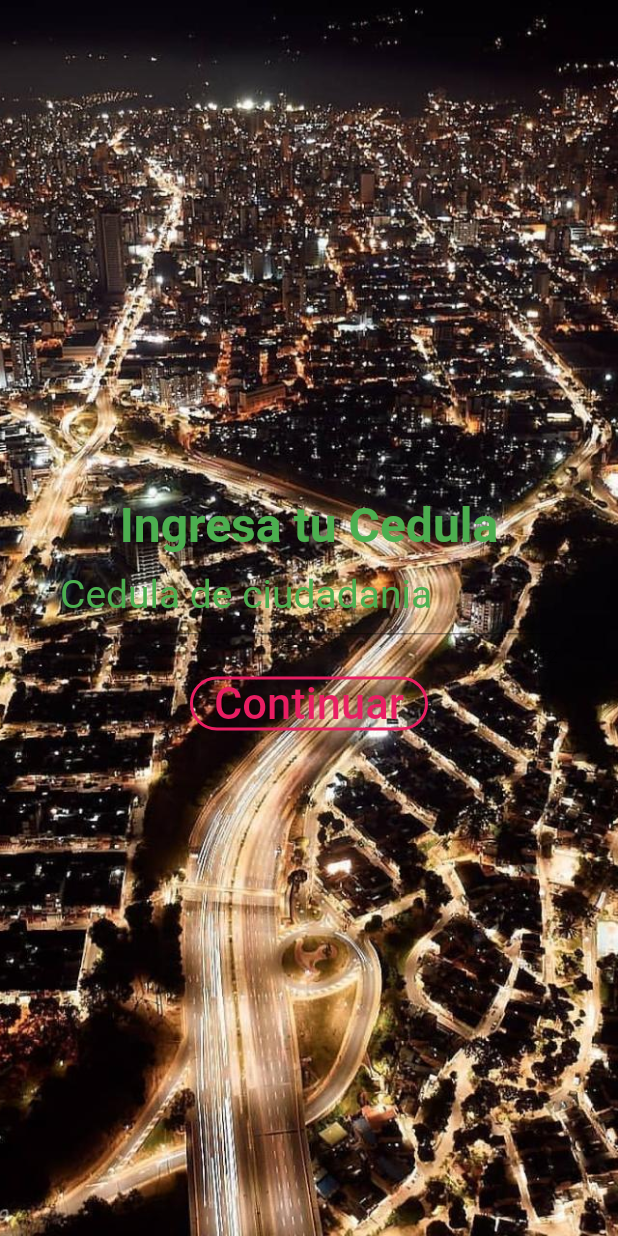
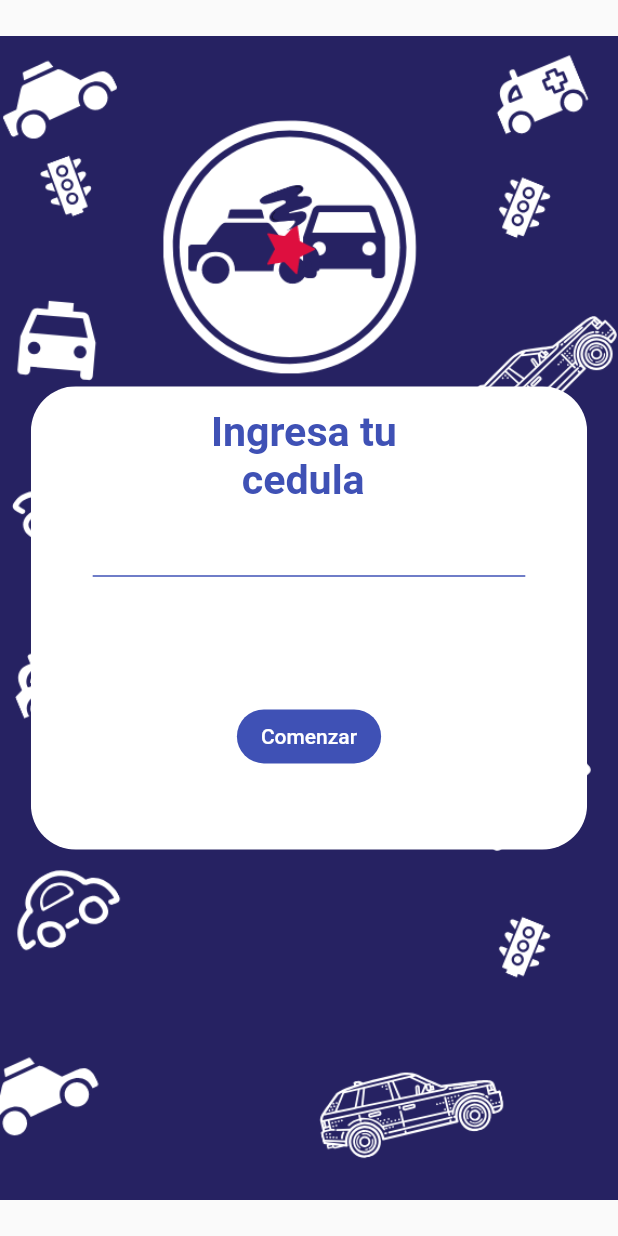
Before and after one commit to fredytellor/siniestros_app, a Flutter app: the screen it shows after launch, on a phone screen of 412 x 824 dp. Run offline on Flutter 3.47's test engine with Material 2 defaults, Android fonts, the phone set to English and light mode, and no system bars.

Commit message:
rediseño iniciial

```diff
--- a/lib/main.dart
+++ b/lib/main.dart
@@ -11,7 +11,8 @@ class MyApp extends StatelessWidget {
       title: 'Flutter Demo',
       theme: ThemeData(
 
-        primarySwatch: Colors.blue,
+        primarySwatch: Colors.red,
+        primaryColor: Colors.indigo
       ),
       home: Inicio(),
     );
--- a/lib/screens/inicio.dart
+++ b/lib/screens/inicio.dart
@@ -1,4 +1,5 @@
 import 'package:flutter/material.dart';
+import 'package:flutter/rendering.dart';
 
 class Inicio extends StatefulWidget {
   Inicio({Key key}) : super(key: key);
@@ -10,65 +11,113 @@ class Inicio extends StatefulWidget {
 class _InicioState extends State<Inicio> {
   @override
   Widget build(BuildContext context) {
+    return LayoutBuilder(
+      builder: (context, constraints) {
         return Scaffold(
           resizeToAvoidBottomInset: false,
           body: DecoratedBox(
             position: DecorationPosition.background,
             decoration: BoxDecoration(
               image: DecorationImage(
-            image: AssetImage('assets/images/fondo_3.jpeg'),
-            fit: BoxFit.cover,
+                image: AssetImage('assets/images/fondo_app.png'),
+                fit: BoxFit.fitWidth,
               ),
             ),
             child: Padding(
-          padding: const EdgeInsets.all(40.0),
+              padding:
+                  EdgeInsets.symmetric(horizontal: constraints.maxWidth / 20),
+              child: Center(
+                child: ClipRRect(
+                  borderRadius: BorderRadius.circular(30),
+                  child: Container(
+                    padding: EdgeInsets.only(top: 15),
+                    color: Colors.white,
+                    child: Column(
+                      mainAxisSize: MainAxisSize.min,
+                      children: <Widget>[
+                        Text(
+                          'Ingresa tu \n   cedula',
+                          style: TextStyle(
+                              color: Theme.of(context).primaryColor,
+                              fontWeight: FontWeight.bold,
+                              fontSize: constraints.maxWidth / 15),
+                        ),
+                        Padding(
+                          padding: EdgeInsets.symmetric(
+                            horizontal: constraints.maxWidth / 10,
+                            //     vertical: constraints.maxWidth / 10,
+                          ),
                           child: Form(
                             child: Column(
-              mainAxisAlignment: MainAxisAlignment.center,
                               children: <Widget>[
-                Center(
-                  child: Text(
-                    'Ingresa tu Cedula',
+                                TextFormField(
+                                  cursorColor: Theme.of(context).primaryColor,
                                   style: TextStyle(
-                      fontSize: 32,
-                      fontWeight: FontWeight.bold,
-                      color: Colors.green,
+                                      color: Theme.of(context).primaryColor),
+                                  decoration: InputDecoration(
+                                    border: UnderlineInputBorder(
+                                      borderSide: BorderSide(
+                                        color: Theme.of(context).primaryColor,
+                                      ),
+                                    ),
+                                    disabledBorder: UnderlineInputBorder(
+                                      borderSide: BorderSide(
+                                        color: Theme.of(context).primaryColor,
+                                      ),
+                                    ),
+                                    enabledBorder: UnderlineInputBorder(
+                                      borderSide: BorderSide(
+                                        color: Theme.of(context).primaryColor,
+                                      ),
+                                    ),
+                                    errorBorder: UnderlineInputBorder(
+                                      borderSide: BorderSide(
+                                        color: Theme.of(context).primaryColor,
+                                      ),
+                                    ),
+                                    focusedBorder: UnderlineInputBorder(
+                                      borderSide: BorderSide(
+                                        color: Theme.of(context).primaryColor,
+                                      ),
+                                    ),
+                                    focusedErrorBorder: UnderlineInputBorder(
+                                      borderSide: BorderSide(
+                                        color: Theme.of(context).primaryColor,
                                       ),
                                     ),
                                   ),
-                TextFormField(
-                  maxLength: 12,
-                  style: TextStyle(
-                    color: Colors.green,
-                    fontSize: 26,
                                 ),
-                  decoration: InputDecoration(
-                    hintText: 'Cedula de ciudadania',
-                    hintStyle: TextStyle(
-                      color: Colors.green,
-                      fontSize: 26,
+                                SizedBox(
+                                  height: constraints.maxHeight / 20,
+                                )
+                              ],
                             ),
                           ),
-                  keyboardType: TextInputType.number,
+                        ),
+                        SizedBox(
+                          height: constraints.maxHeight / 20,
                         ),
                         FlatButton(
-               //   padding: EdgeInsets.all(10),
-                  splashColor: Colors.orange,
+
+                          onPressed: () {},
+                          color: Theme.of(context).primaryColor,
                           shape: RoundedRectangleBorder(
-                    side: BorderSide(width: 2,color: Colors.pink),
                             borderRadius: BorderRadius.circular(30),
                           ),
-                  onPressed: () {},
-                  child: Text(
-                    'Continuar',
-                    style: TextStyle(fontSize: 29, color: Colors.pink),
+                          child: Text('Comenzar',style: TextStyle(color: Colors.white),),
                         ),
+                        SizedBox(
+                          height: constraints.maxHeight / 16,
                         ),
                       ],
                     ),
                   ),
                 ),
               ),
+            ),
+          ),
+        );
+      },
     );
   }
 }
--- a/pubspec.yaml
+++ b/pubspec.yaml
@@ -45,10 +45,8 @@ flutter:
   #  - images/a_dot_burr.jpeg
   #  - images/a_dot_ham.jpeg
   assets:
-    - assets/images/fondo_prueba.jpg
-    - assets/images/fondo_1.jpeg
-    - assets/images/fondo_2.jpeg
-    - assets/images/fondo_3.jpeg
+    - assets/images/fondo_app.png
+    - assets/images/logo_app.png
   # An image asset can refer to one or more resolution-specific "variants", see
   # https://flutter.dev/assets-and-images/#resolution-aware.
 
```
Also changed, not shown: assets/images/fondo_1.jpeg (deleted), assets/images/fondo_2.jpeg (deleted), assets/images/fondo_3.jpeg (deleted), assets/images/fondo_app.png (added), assets/images/fondo_prueba.jpg (deleted), assets/images/logo_app.png (added). Lines whose indentation alone changed are shown as unchanged.
